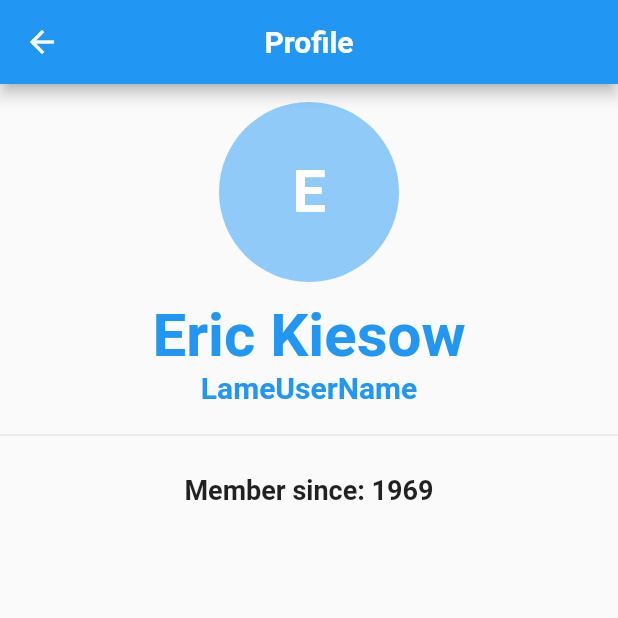
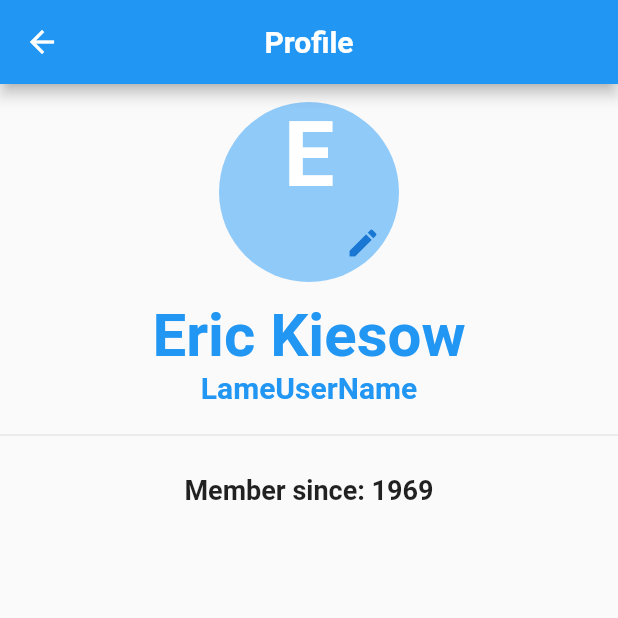
Before and after one commit to ekiesow/Flutter-Effect, a Flutter app: the Profile screen opened directly, on a phone screen of 412 x 824 dp, the top half of it. Run offline on Flutter 3.47's test engine with Material 2 defaults, Android fonts, the phone set to English and light mode, and no system bars; our stand-ins replace cloud_firestore, firebase_auth, shared_preferences; accounts and stored records are empty.

Commit message:
Prep for camera.

```diff
--- a/flutter_effect/lib/profile.dart
+++ b/flutter_effect/lib/profile.dart
@@ -16,9 +16,35 @@ class Profile extends StatelessWidget {
                 // TODO: add background image from account, if null show background with first letter of name
 //                    backgroundImage: ,
                 backgroundColor: Theme.of(context).backgroundColor,
-                child: Text("E",
-                  style: TextStyle(fontSize: 40.0,
-                      color: Colors.white),
+                child: Column(
+//                  mainAxisAlignment: MainAxisAlignment.center,
+//                  crossAxisAlignment: CrossAxisAlignment.center,
+                  children: <Widget>[
+                    Row(
+                      mainAxisAlignment: MainAxisAlignment.center,
+                      children: <Widget>[
+                        Padding(
+                          padding: const EdgeInsets.only(top: 0.0),
+                          child: Text("E",
+                            style: TextStyle(fontSize: 60.0,
+                                color: Colors.white),
+                          ),
+                        ),
+                      ],
+                    ),
+                    Row(
+                      mainAxisAlignment: MainAxisAlignment.end,
+                      children: <Widget>[
+                        IconButton(
+                            icon: Icon(Icons.edit),
+                            onPressed: (){
+                              // TODO: camera shit here
+                              print("Cheese!");
+                            },
+                        ),
+                      ],
+                    ),
+                  ],
                 ),
                 radius: 60.0,
               ),
```
